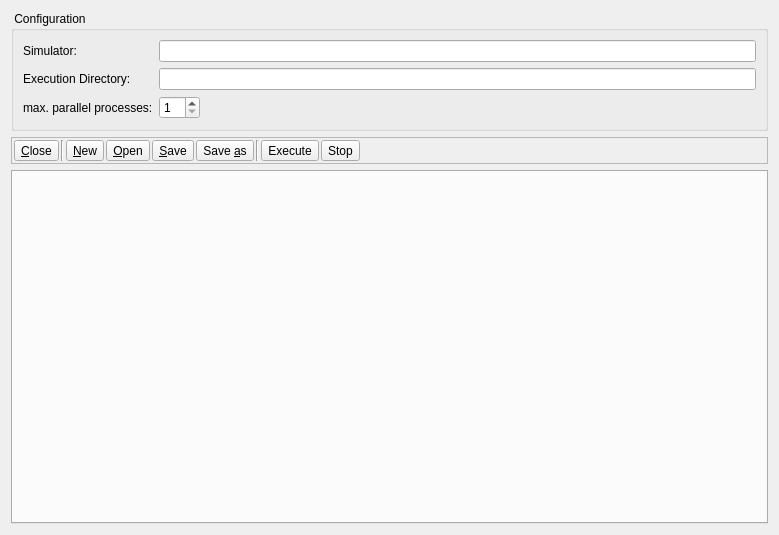
Old version of the form plugins/qfe_fcssimulator/qfefcssimmainwidnow.ui in the repository jkriege2/QuickFit3.
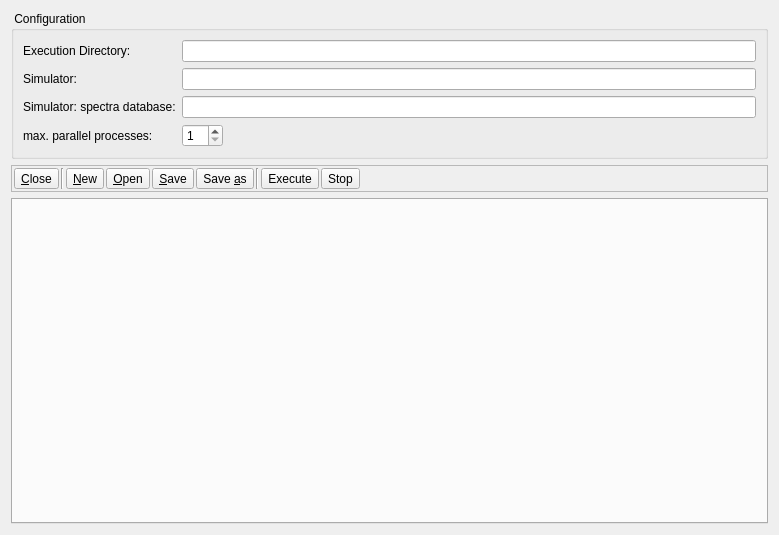
New version of the form. Icons and pictures are not drawn. Custom widgets are drawn as their Qt base class.

Commit message: qfe_fcssimulator: added a lineedit to choose the spectra-library directory of the simulator

The edit to the form file:
```diff
--- a/plugins/qfe_fcssimulator/qfefcssimmainwidnow.ui
+++ b/plugins/qfe_fcssimulator/qfefcssimmainwidnow.ui
@@ -25,33 +25,43 @@
      </property>
      <layout class="QFormLayout" name="formLayout">
       <item row="0" column="0">
-       <widget class="QLabel" name="label">
-        <property name="text">
-         <string>Simulator:</string>
-        </property>
-       </widget>
-      </item>
-      <item row="0" column="1">
-       <widget class="QFEnhancedLineEdit" name="edtSimulator"/>
-      </item>
-      <item row="1" column="0">
        <widget class="QLabel" name="label_2">
         <property name="text">
          <string>Execution Directory:</string>
         </property>
        </widget>
       </item>
-      <item row="1" column="1">
+      <item row="0" column="1">
        <widget class="QFEnhancedLineEdit" name="edtExeDir"/>
       </item>
+      <item row="1" column="0">
+       <widget class="QLabel" name="label">
+        <property name="text">
+         <string>Simulator:</string>
+        </property>
+       </widget>
+      </item>
+      <item row="1" column="1">
+       <widget class="QFEnhancedLineEdit" name="edtSimulator"/>
+      </item>
       <item row="2" column="0">
+       <widget class="QLabel" name="label_4">
+        <property name="text">
+         <string>Simulator: spectra database:</string>
+        </property>
+       </widget>
+      </item>
+      <item row="2" column="1">
+       <widget class="QFEnhancedLineEdit" name="edtSimulatorSpectra"/>
+      </item>
+      <item row="3" column="0">
        <widget class="QLabel" name="label_3">
         <property name="text">
          <string>max. parallel processes:</string>
         </property>
        </widget>
       </item>
-      <item row="2" column="1">
+      <item row="3" column="1">
        <layout class="QHBoxLayout" name="horizontalLayout_2">
         <item>
          <widget class="QSpinBox" name="spinMaxProcesses">
```
The commit also changes 5 other files.
